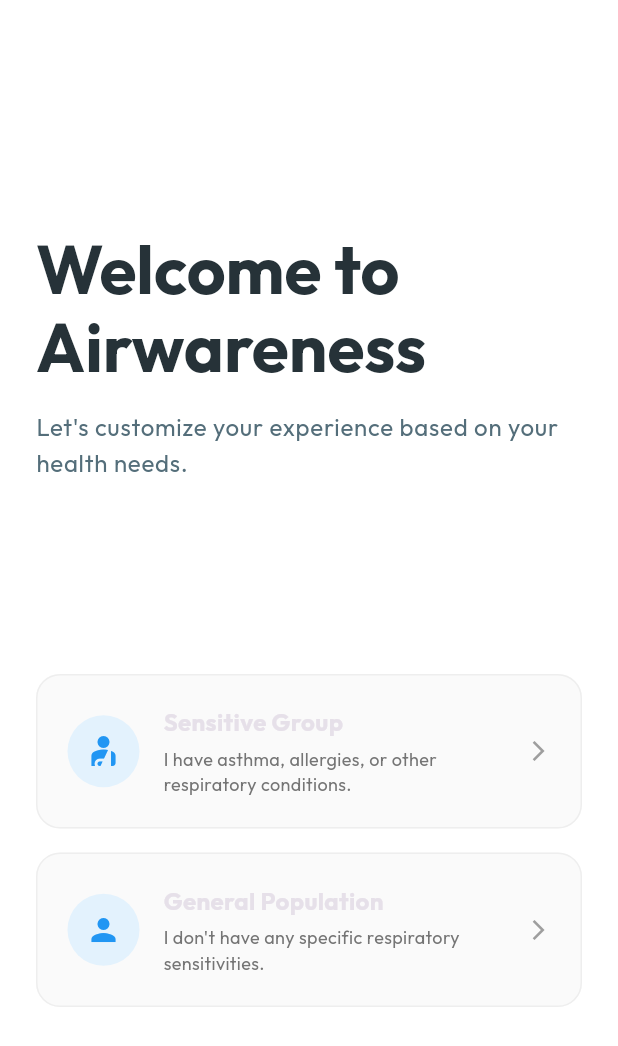
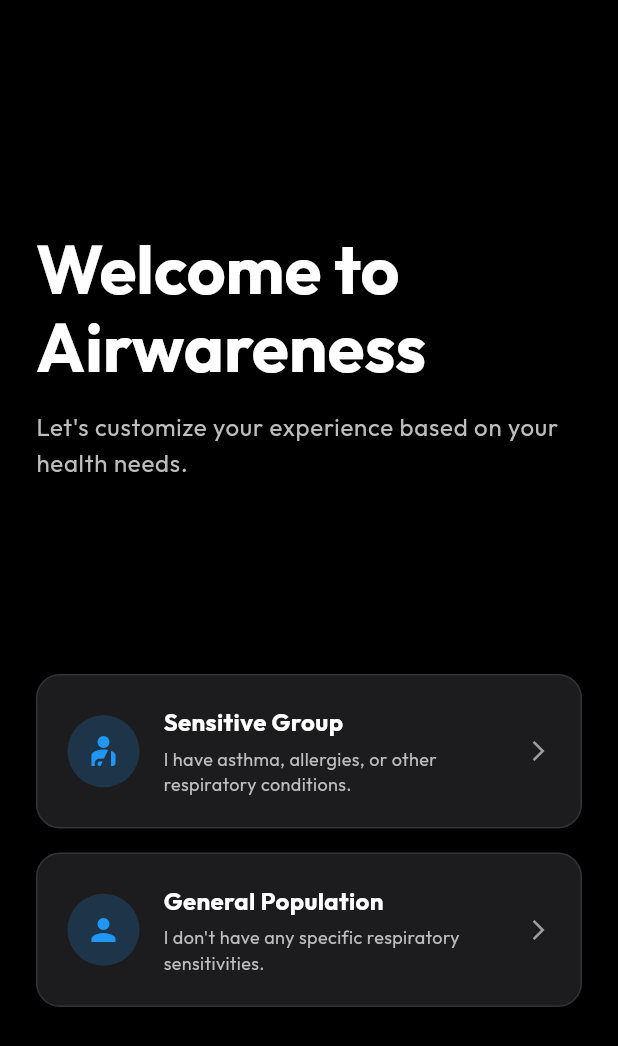
Before and after one commit to Bug-Too/Airwareness2, a Flutter app: the screen it shows after launch, on a phone screen of 412 x 824 dp. Shown: the top 1046 px of the screen. Run offline on Flutter 3.47's test engine with Material 3 defaults, Android fonts, the phone set to English and light mode, and no system bars; our stand-ins replace google_fonts, shared_preferences.

Commit message:
feat: Add sunscreen and umbrella recommendations, refactor home screen action card layout, and implement dark mode for onboarding.

```diff
--- a/lib/main.dart
+++ b/lib/main.dart
@@ -30,7 +30,6 @@
         colorScheme: const ColorScheme.dark(
           primary: Colors.white,
           secondary: Colors.blue,
-          background: Colors.black,
           surface: Color(0xFF1E1E1E),
         ),
         useMaterial3: true,
--- a/lib/ui/onboarding_screen.dart
+++ b/lib/ui/onboarding_screen.dart
@@ -14,7 +14,7 @@
   @override
   Widget build(BuildContext context) {
     return Scaffold(
-      backgroundColor: Colors.white,
+      backgroundColor: Theme.of(context).scaffoldBackgroundColor,
       body: SafeArea(
         child: Padding(
           padding: const EdgeInsets.all(24.0),
@@ -26,14 +26,14 @@
                 'Welcome to\nAirwareness',
                 style: Theme.of(context).textTheme.displayMedium?.copyWith(
                       fontWeight: FontWeight.bold,
-                      color: Colors.blueGrey[900],
+                      color: Colors.white,
                     ),
               ),
               const SizedBox(height: 16),
               Text(
                 'Let\'s customize your experience based on your health needs.',
                 style: Theme.of(context).textTheme.bodyLarge?.copyWith(
-                      color: Colors.blueGrey[600],
+                      color: Colors.grey[400],
                     ),
               ),
               const Spacer(),
@@ -66,7 +66,7 @@
       required bool isSensitive,
       required IconData icon}) {
     return Material(
-      color: Colors.grey[50],
+      color: const Color(0xFF1C1C1E),
       borderRadius: BorderRadius.circular(16),
       child: InkWell(
         borderRadius: BorderRadius.circular(16),
@@ -84,7 +84,7 @@
         child: Container(
           padding: const EdgeInsets.all(20),
           decoration: BoxDecoration(
-            border: Border.all(color: Colors.grey[200]!),
+            border: Border.all(color: Colors.white10),
             borderRadius: BorderRadius.circular(16),
           ),
           child: Row(
@@ -92,7 +92,7 @@
               Container(
                 padding: const EdgeInsets.all(12),
                 decoration: BoxDecoration(
-                  color: Colors.blue[50],
+                  color: Colors.blue.withValues(alpha: 0.2),
                   shape: BoxShape.circle,
                 ),
                 child: Icon(icon, color: Colors.blue),
@@ -107,13 +107,14 @@
                       style: const TextStyle(
                         fontWeight: FontWeight.bold,
                         fontSize: 16,
+                        color: Colors.white,
                       ),
                     ),
                     const SizedBox(height: 4),
                     Text(
                       description,
                       style: TextStyle(
-                        color: Colors.grey[600],
+                        color: Colors.grey[400],
                         fontSize: 12,
                       ),
                     ),
```
Also changed, not shown: lib/ui/home_screen.dart (+26 -11 lines).
